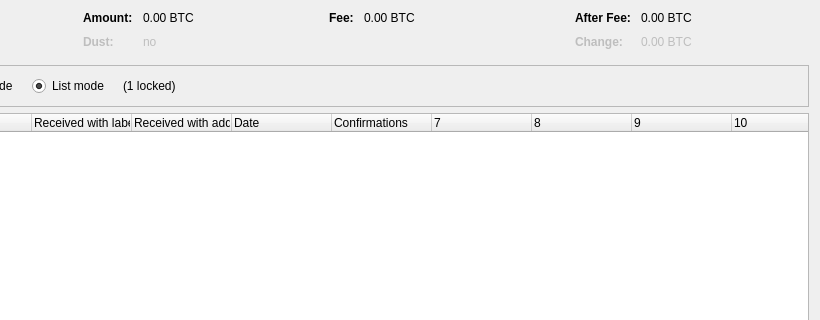
Garlicium/GRLM, file src/qt/forms/coincontroldialog.ui: the form before one commit; both pictures show x 180 to 1000 and y 0 to 320 of the 1000 by 500 pixel window.
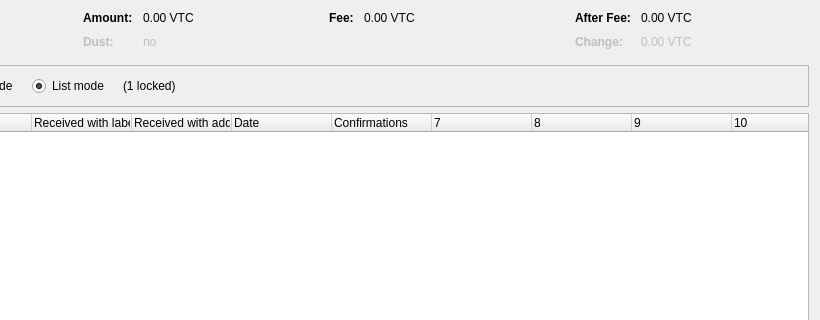
The form after the commit. Custom widgets are drawn as their Qt base class.

The edit to the form file:
```diff
--- a/src/qt/forms/coincontroldialog.ui
+++ b/src/qt/forms/coincontroldialog.ui
@@ -132,7 +132,7 @@
           <enum>Qt::ActionsContextMenu</enum>
          </property>
          <property name="text">
-          <string notr="true">0.00 BTC</string>
+          <string notr="true">0.00 VTC</string>
          </property>
          <property name="textInteractionFlags">
           <set>Qt::LinksAccessibleByMouse|Qt::TextSelectableByKeyboard|Qt::TextSelectableByMouse</set>
@@ -212,7 +212,7 @@
           <enum>Qt::ActionsContextMenu</enum>
          </property>
          <property name="text">
-          <string notr="true">0.00 BTC</string>
+          <string notr="true">0.00 VTC</string>
          </property>
          <property name="textInteractionFlags">
           <set>Qt::LinksAccessibleByMouse|Qt::TextSelectableByKeyboard|Qt::TextSelectableByMouse</set>
@@ -257,7 +257,7 @@
           <enum>Qt::ActionsContextMenu</enum>
          </property>
          <property name="text">
-          <string notr="true">0.00 BTC</string>
+          <string notr="true">0.00 VTC</string>
          </property>
          <property name="textInteractionFlags">
           <set>Qt::LinksAccessibleByMouse|Qt::TextSelectableByKeyboard|Qt::TextSelectableByMouse</set>
@@ -292,7 +292,7 @@
           <enum>Qt::ActionsContextMenu</enum>
          </property>
          <property name="text">
-          <string notr="true">0.00 BTC</string>
+          <string notr="true">0.00 VTC</string>
          </property>
          <property name="textInteractionFlags">
           <set>Qt::LinksAccessibleByMouse|Qt::TextSelectableByKeyboard|Qt::TextSelectableByMouse</set>
```
Left out of the diff: 2 changed lines with no effect on the pictures.
